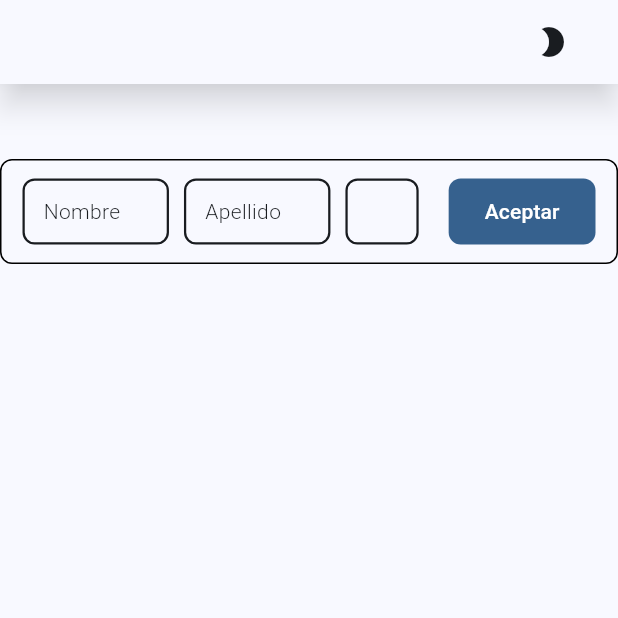
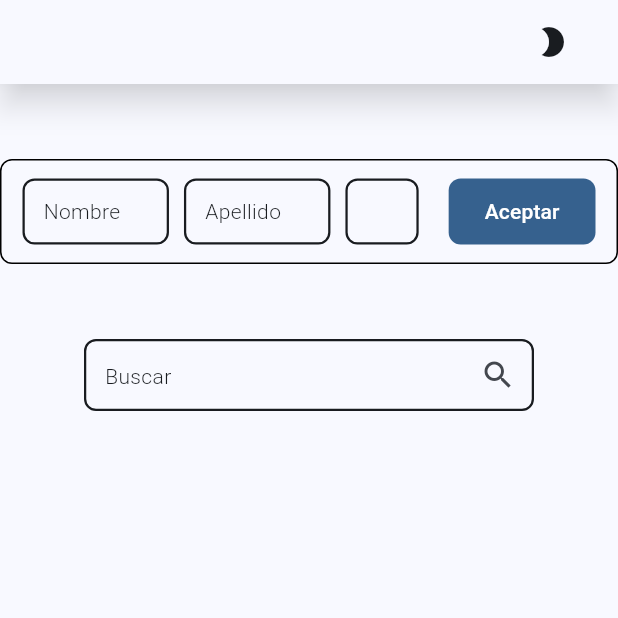
Before and after one commit to Cesart18/afiliation-app, a Flutter app: the screen it shows after launch, on a phone screen of 412 x 824 dp, the top half of it. Run offline on Flutter 3.47's test engine with Material 3 defaults, Android fonts, the phone set to English and light mode, and no system bars; our stand-ins replace flutter_riverpod, go_router, isar; accounts and stored records are empty; generated files the repository leaves out were written again.

```diff
--- /dev/null
+++ b/lib/features/afiliation/domain/domain.dart
@@ -0,0 +1,3 @@
+//* entities
+export 'entities/user.dart';
+export 'entities/user_historial.dart';
--- a/lib/features/afiliation/presentation/presentation.dart
+++ b/lib/features/afiliation/presentation/presentation.dart
@@ -15,3 +15,7 @@ export 'widgets/new_afiliation/new_afiliation_widget.dart';
 export 'widgets/inputs/custom_text_input.dart';
 // buttons
 export 'widgets/buttons/primary_button.dart';
+// search_delegate
+export 'widgets/search_delegate/search_delegate_input.dart';
+// user_table
+export 'widgets/table/users_table.dart';
--- a/lib/features/afiliation/presentation/screens/home/home_screen.dart
+++ b/lib/features/afiliation/presentation/screens/home/home_screen.dart
@@ -33,9 +33,17 @@ class HomeScreen extends ConsumerWidget {
           children: [
 
             SizedBox(height: 50,),
+            /// new afiliation
+            NewAfiliationWidget(),
 
-            /// new afiliation
-            NewAfiliationWidget()
+            SizedBox(height: 50,),
+            /// search input
+            SearchDelegateInput(),
+
+            SizedBox(height: 50,),
+            /// table user
+            // UsersTable()
+
 
           ],
         ),
--- a/lib/features/afiliation/presentation/widgets/inputs/custom_text_input.dart
+++ b/lib/features/afiliation/presentation/widgets/inputs/custom_text_input.dart
@@ -5,7 +5,7 @@ class CustomTextInput extends StatefulWidget {
 
   final int flex;
   final String hintText;
-  final String labelText;
+  final String? labelText;
   final String? errorMessage;
   final Widget? suffixIcon;
   final TextAlign textAlign;
@@ -17,7 +17,7 @@ class CustomTextInput extends StatefulWidget {
   const CustomTextInput({
       super.key,
       required this.hintText,
-      required this.labelText,
+      this.labelText,
       this.flex = 1,
       this.errorMessage,
       this.suffixIcon,
--- /dev/null
+++ b/lib/features/afiliation/presentation/widgets/search_delegate/search_delegate_input.dart
@@ -0,0 +1,19 @@
+import 'package:afiliados_app/features/afiliation/presentation/presentation.dart';
+import 'package:flutter/material.dart';
+
+class SearchDelegateInput extends StatelessWidget {
+  const SearchDelegateInput({super.key});
+
+  @override
+  Widget build(BuildContext context) {
+    return Container(
+      constraints: const BoxConstraints(
+        maxWidth: 300
+      ),
+      child: const CustomTextInput(
+        hintText: 'Buscar',
+        suffixIcon: Icon(Icons.search),
+      ),
+    );
+  }
+}
--- a/pubspec.yaml
+++ b/pubspec.yaml
@@ -34,11 +34,16 @@ dependencies:
   flutter_riverpod: ^2.5.1
   formz: ^0.7.0
   go_router: ^14.2.0
+  isar: ^3.1.0+1
+  isar_flutter_libs: ^3.1.0+1
+  path_provider: ^2.1.3
 
 dev_dependencies:
+  build_runner: ^2.4.9
   flutter_lints: ^3.0.0
   flutter_test:
     sdk: flutter
+  isar_generator: ^3.1.0+1
 
 # For information on the generic Dart part of this file, see the
 # following page: https://dart.dev/tools/pub/pubspec
```
Also changed, not shown: lib/config/services/isar_service.dart (added, +23 -0 lines), lib/features/afiliation/domain/entities/user.dart (added, +23 -0 lines), lib/features/afiliation/domain/entities/user_historial.dart (added, +19 -0 lines), lib/features/afiliation/presentation/widgets/table/users_table.dart (added, +38 -0 lines), lib/features/afiliation/domain/entities/user.g.dart (added), lib/features/afiliation/domain/entities/user_historial.g.dart (added), pubspec.lock, 11 other files.
